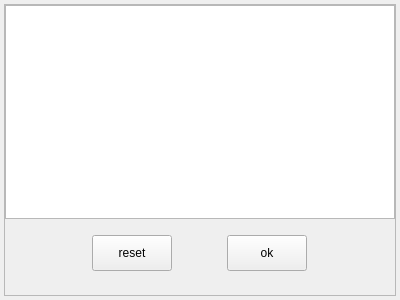
Qt form src/ui/br/reinforcement-items/reinforcement-args-dialog.ui (openeuler-mirror/ks-ssr) before a commit.
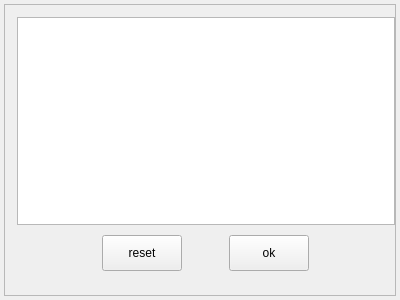
The same form after that commit.

The edit to the form file:
```diff
--- a/src/ui/br/reinforcement-items/reinforcement-args-dialog.ui
+++ b/src/ui/br/reinforcement-items/reinforcement-args-dialog.ui
@@ -56,7 +56,16 @@
       <item>
        <layout class="QVBoxLayout" name="verticalLayout">
         <property name="spacing">
-         <number>16</number>
+         <number>10</number>
+        </property>
+        <property name="leftMargin">
+         <number>12</number>
+        </property>
+        <property name="topMargin">
+         <number>12</number>
+        </property>
+        <property name="rightMargin">
+         <number>0</number>
         </property>
         <property name="bottomMargin">
          <number>24</number>
```
